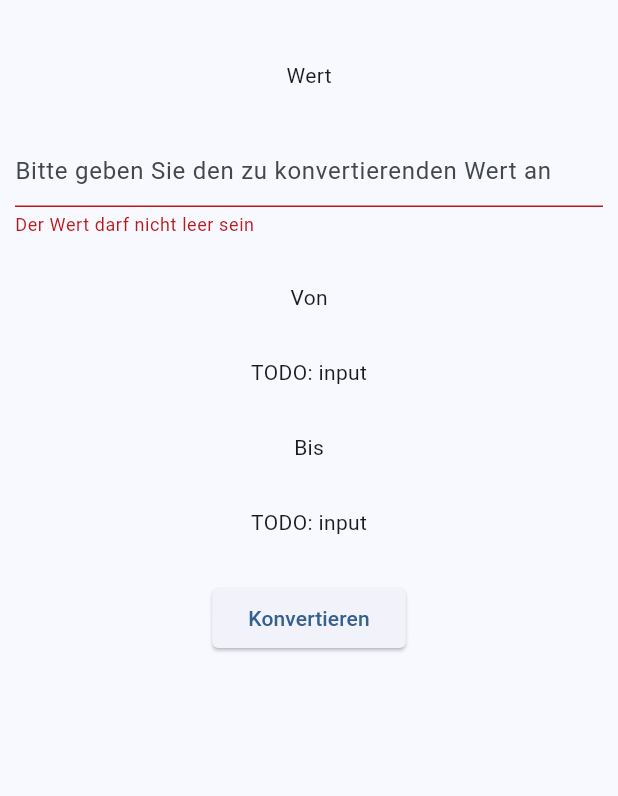
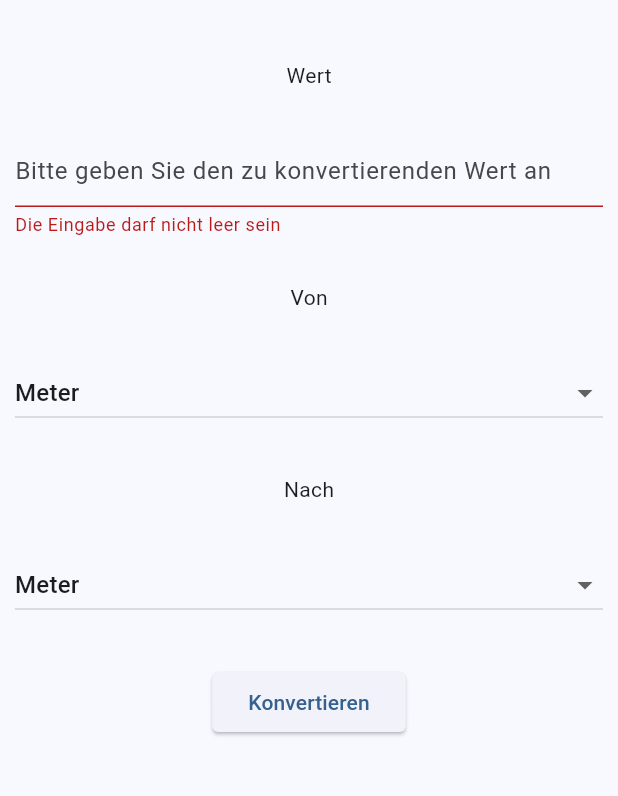
Before and after one commit to robin-thoene/ebs62, a Flutter app: the screen it shows after launch, after a tap on "Konvertieren", on a phone screen of 412 x 824 dp, the part 84-880 px from its top. Run offline on Flutter 3.47's test engine with Material 3 defaults, Android fonts, the phone set to English and light mode, and no system bars.

Commit message:
feat(conv): finish the ui for the converter app

```diff
--- a/converter/lib/main.dart
+++ b/converter/lib/main.dart
@@ -4,15 +4,18 @@ import 'package:flutter/material.dart';
 ///
 /// The enumeration value contains the conversion value to
 /// the reference unit [DistanceUnit.meters] as [toMeters].
+/// Additionally a [label] is included that can be used for
+/// displaying the option in a UI.
 enum DistanceUnit {
-  meters(toMeters: 1.0),
-  kilometers(toMeters: 1000.0),
-  feet(toMeters: 0.3048),
-  miles(toMeters: 1609.34);
+  meters(toMeters: 1.0, label: "Meter"),
+  kilometers(toMeters: 1000.0, label: "Kilometer"),
+  feet(toMeters: 0.3048, label: "Feet"),
+  miles(toMeters: 1609.34, label: "Mile");
 
-  const DistanceUnit({required this.toMeters});
+  const DistanceUnit({required this.toMeters, required this.label});
 
   final double toMeters;
+  final String label;
 }
 
 /// Converts a value [inputValue] to another unit [outputUnit].
@@ -22,6 +25,16 @@ enum DistanceUnit {
 double convert(
     double inputValue, DistanceUnit inputUnit, DistanceUnit outputUnit) {
   return inputValue * inputUnit.toMeters / outputUnit.toMeters;
+}
+
+/// Builds the item list for the [DistanceUnit] drop down menu.
+List<DropdownMenuItem> getMenuItemsForDistanceUnit() {
+  return DistanceUnit.values
+      .map((entry) => DropdownMenuItem(
+            value: entry,
+            child: Text(entry.label),
+          ))
+      .toList();
 }
 
 void main() {
@@ -63,12 +76,25 @@ class _MyHomePageState extends State<MyHomePage> {
   /// The parsed user text field input
   double? _parsedValueToConvert;
 
+  /// The value for the source distance unit to convert from
+  DistanceUnit _sourceUnit = DistanceUnit.meters;
+
+  /// The value for the output distance unit to convert to
+  DistanceUnit _outputUnit = DistanceUnit.meters;
+
+  /// The conversion result
+  double? _result;
+
   /// On press handler for the button that performs the conversion
   void onPressedConvertButton() {
+    // Reset the result on each attempt first
+    setState(() {
+      _result = null;
+    });
     // Ensure that the text field input is not empty
     if (_valueToConvert == null || _valueToConvert == "") {
       setState(() {
-        _valueConversionErrorMsg = "Der Wert darf nicht leer sein";
+        _valueConversionErrorMsg = "Die Eingabe darf nicht leer sein";
       });
       return;
     }
@@ -79,11 +105,14 @@ class _MyHomePageState extends State<MyHomePage> {
       _valueConversionErrorMsg = null;
     });
     if (_parsedValueToConvert == null) {
-      _valueConversionErrorMsg = "Die Eingabe is keine valide Dezimalzahl";
+      _valueConversionErrorMsg = "Die Eingabe ist keine valide Dezimalzahl";
       // If the input can not be parsed to double,
       // do not proceed and set the validation error
       return;
     }
+    setState(() {
+      _result = convert(_parsedValueToConvert!, _sourceUnit, _outputUnit);
+    });
   }
 
   @override
@@ -115,9 +144,27 @@ class _MyHomePageState extends State<MyHomePage> {
                   },
                 ),
                 const Text('Von'),
-                const Text('TODO: input'),
-                const Text('Bis'),
-                const Text('TODO: input'),
+                DropdownButton(
+                  value: _sourceUnit,
+                  isExpanded: true,
+                  items: getMenuItemsForDistanceUnit(),
+                  onChanged: (newVal) {
+                    setState(() {
+                      _sourceUnit = newVal;
+                    });
+                  },
+                ),
+                const Text('Nach'),
+                DropdownButton(
+                  value: _outputUnit,
+                  isExpanded: true,
+                  items: getMenuItemsForDistanceUnit(),
+                  onChanged: (newVal) {
+                    setState(() {
+                      _outputUnit = newVal;
+                    });
+                  },
+                ),
                 ElevatedButton(
                   onPressed: onPressedConvertButton,
                   style: ElevatedButton.styleFrom(
@@ -126,7 +173,10 @@ class _MyHomePageState extends State<MyHomePage> {
                     ),
                   ),
                   child: const Text('Konvertieren'),
-                )
+                ),
+                Text(_parsedValueToConvert != null && _result != null
+                    ? '${_parsedValueToConvert!.toStringAsFixed(2)} ${_sourceUnit.label} sind ${_result!.toStringAsFixed(2)} ${_outputUnit.label}'
+                    : "")
               ],
             ),
           ),
```
